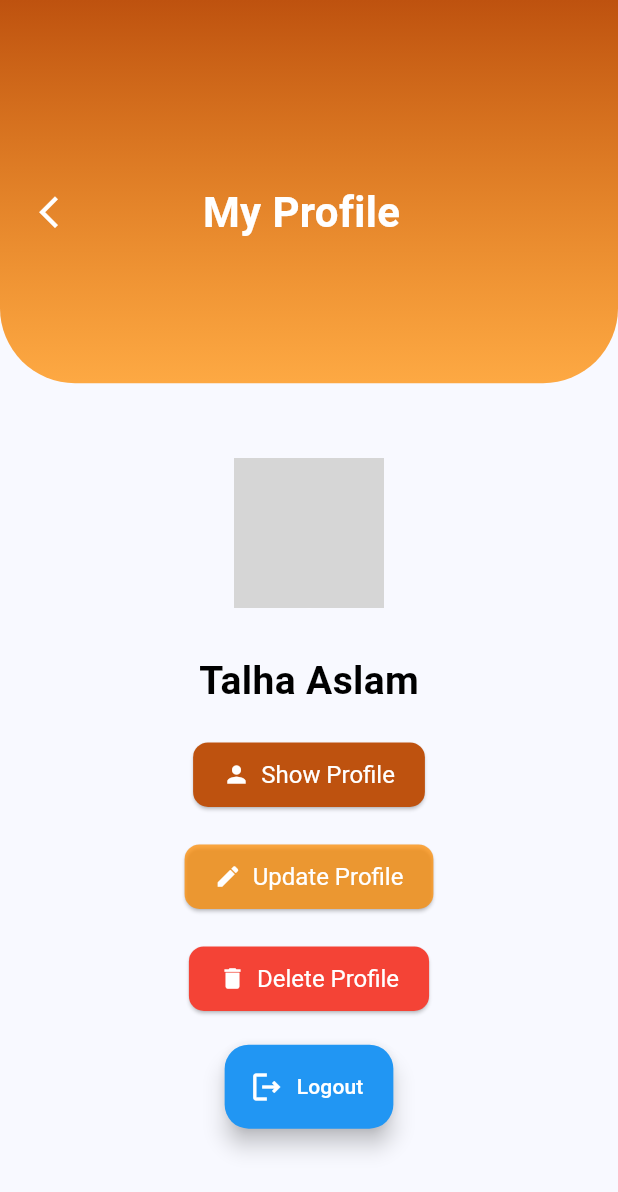
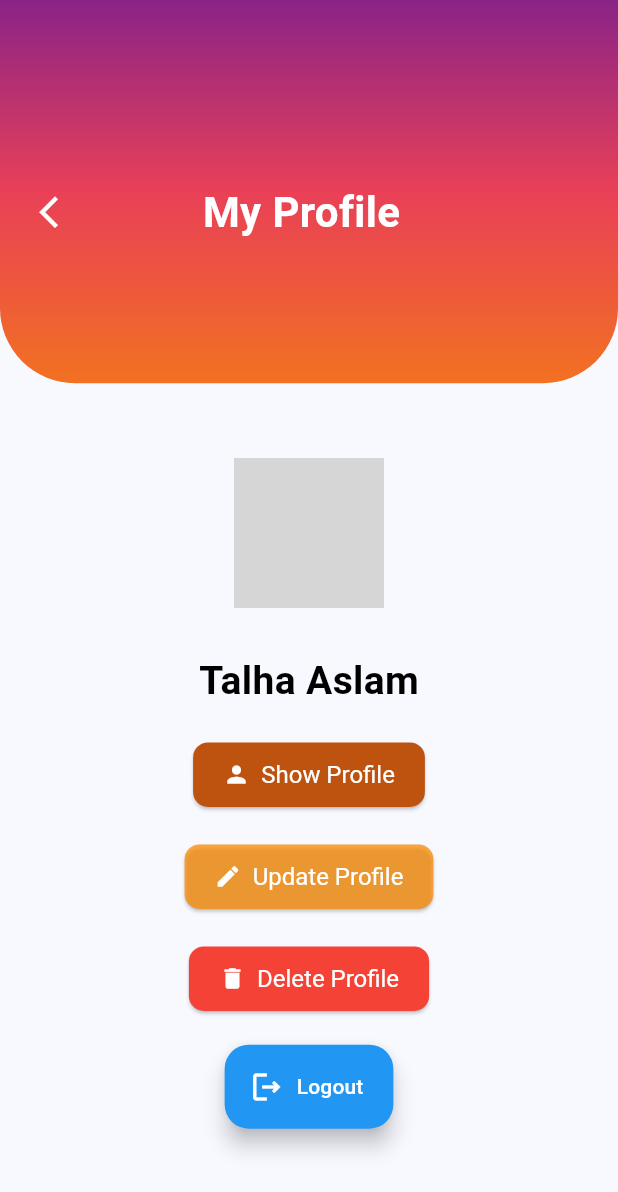
Before and after one commit to Talha-Aslam/HealSearch_app, a Flutter app: the Profile screen opened directly, on a phone screen of 412 x 824 dp. Shown: the top 1192 px of the screen. Run offline on Flutter 3.47's test engine with Material 3 defaults, Android fonts, the light colour scheme and no system bars; our stand-ins replace email_validator, flutter_spinkit, form_field_validator, geocoding, geolocator, google_fonts and 4 more; missing offline and left inert: encrypt, firedart; grey boxes are pictures that could not be loaded.

Commit message:
till frontend

```diff
--- a/lib/profile.dart
+++ b/lib/profile.dart
@@ -63,8 +63,9 @@ class _ProfileState extends State<Profile> {
                     decoration: const BoxDecoration(
                         gradient: LinearGradient(
                           colors: [
-                            Color.fromARGB(255, 190, 82, 15),
-                            Color.fromARGB(188, 255, 140, 0),
+                            Color(0xFF8A2387),
+                            Color(0xFFE94057),
+                            Color(0xFFF27121),
                           ],
                           begin: Alignment.topCenter,
                           end: Alignment.bottomCenter,
@@ -117,8 +118,10 @@ class _ProfileState extends State<Profile> {
                     padding: const EdgeInsets.only(top: 30.0),
                     child: Text(
                       Name ?? 'Talha Aslam',
-                      style: const TextStyle(
-                          color: Colors.black,
+                      style: TextStyle(
+                          color: Theme.of(context).brightness == Brightness.dark
+                              ? Colors.white
+                              : Colors.black,
                           fontWeight: FontWeight.bold,
                           fontSize: 26),
                     ),
```
